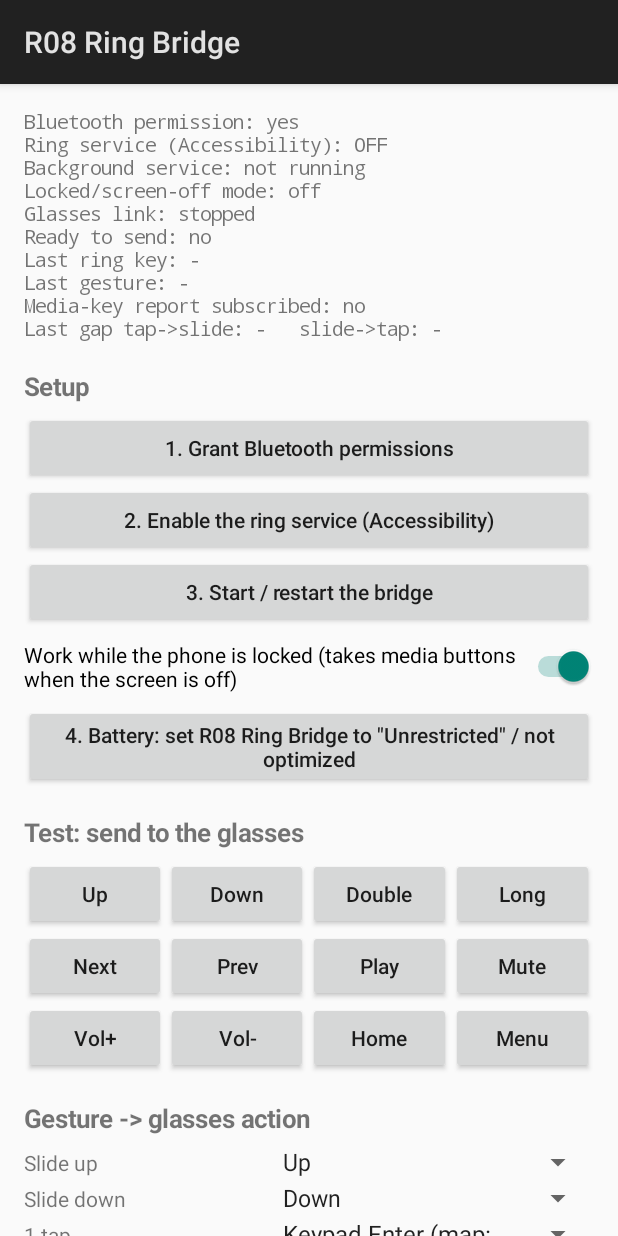
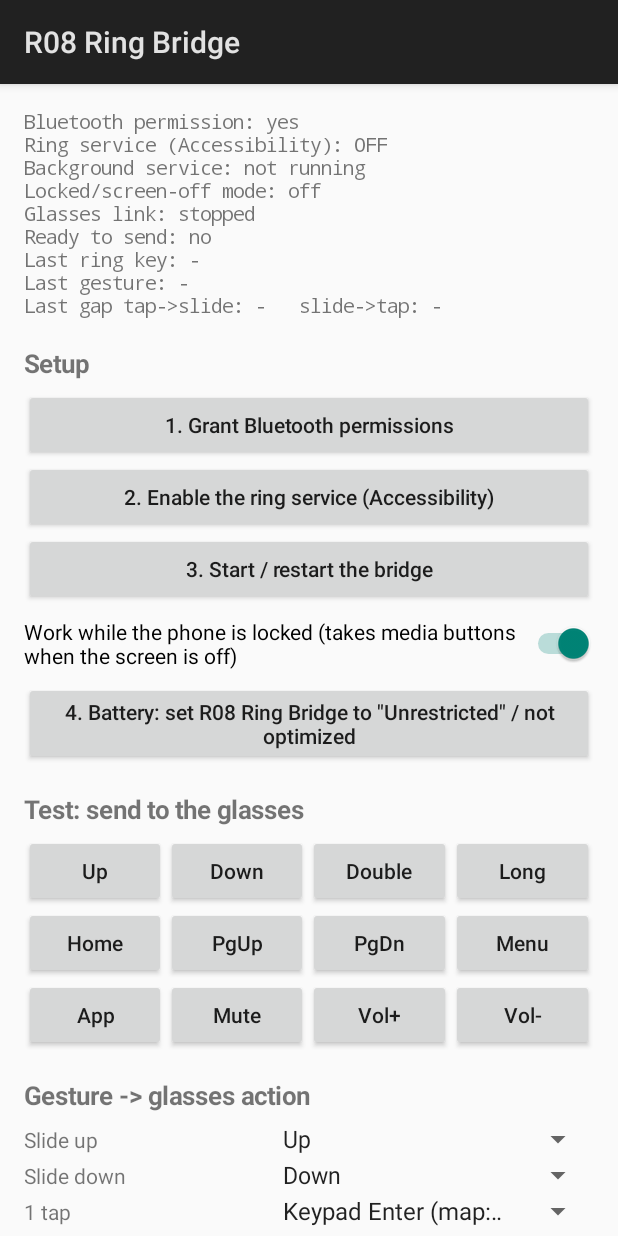
Before and after one commit to HelpGuedes/R08RingBridge, an Android app: the screen it shows after launch (MainActivity), after a tap on "Up", on a phone screen of 412 x 824 dp. Run offline under Robolectric (Android 15) with nearby library versions, the phone set to English and light mode, and no system bars.

Commit message:
Back to one HID report; extra keys Home/PgUp/PgDn/Menu/App/Mute/Vol

```diff
--- a/app/src/main/java/com/r08/ringbridge/Action.java
+++ b/app/src/main/java/com/r08/ringbridge/Action.java
@@ -3,10 +3,9 @@ package com.r08.ringbridge;
 /**
  * What the bridge sends to the glasses: one button in one of the bridge's two HID reports.
  *
- * Report 1 (keyboard): arrows, Enter = single press, Escape = back (glasses defaults), plus
- * Keypad Enter and Space.
- * Report 2 (media keys): Next, Previous, Play/Pause, Mute, Volume up/down, Home, Menu. The
- * glasses recognize these as keys, so the MemoMind app can record them for any action.
+ * One keyboard report (bits 0-15). Arrows, Enter = single press, Escape = back are glasses
+ * defaults. Bits 8-15 are extra keyboard keys (Home, Page up/down, Menu, Application, Mute,
+ * Volume up/down) for recording in the MemoMind app.
  */
 enum Action {
     NONE("Nothing", 0, -1, false),
@@ -19,14 +18,14 @@ enum Action {
     DOUBLE("Keypad Enter (map: double press)", 1, 6, false),
     LONG_PRESS("Space, held (map: long press)", 1, 7, true),
     LONG_DOUBLE("Keypad Enter, held", 1, 6, true),
-    MEDIA_NEXT("Media: Next", 2, 0, false),
-    MEDIA_PREV("Media: Previous", 2, 1, false),
-    MEDIA_PLAY_PAUSE("Media: Play/Pause", 2, 2, false),
-    MEDIA_MUTE("Media: Mute", 2, 3, false),
-    MEDIA_VOL_UP("Media: Volume up", 2, 4, false),
-    MEDIA_VOL_DOWN("Media: Volume down", 2, 5, false),
-    MEDIA_HOME("Media: Home", 2, 6, false),
-    MEDIA_MENU("Media: Menu", 2, 7, false);
+    KEY_HOME("Home", 1, 8, false),
+    KEY_PAGE_UP("Page up", 1, 9, false),
+    KEY_PAGE_DOWN("Page down", 1, 10, false),
+    KEY_MENU("Menu", 1, 11, false),
+    KEY_APPLICATION("Application key", 1, 12, false),
+    KEY_MUTE("Mute", 1, 13, false),
+    KEY_VOL_UP("Volume up", 1, 14, false),
+    KEY_VOL_DOWN("Volume down", 1, 15, false);
 
     final String label;
     final int report;
--- a/app/src/main/java/com/r08/ringbridge/BridgeCore.java
+++ b/app/src/main/java/com/r08/ringbridge/BridgeCore.java
@@ -214,7 +214,7 @@ final class BridgeCore implements HidPeripheral.Listener, GestureRecognizer.Sink
 
     void perform(Action a) {
         if (a == Action.NONE) return;
-        hid.sendKey(a.report, a.bit, a.held ? holdMs() : 90);
+        hid.sendKey(a.bit, a.held ? holdMs() : 90);
     }
 
     void startHid() { hid.start(); }
--- a/app/src/main/java/com/r08/ringbridge/HidPeripheral.java
+++ b/app/src/main/java/com/r08/ringbridge/HidPeripheral.java
@@ -32,17 +32,16 @@ import java.util.Set;
 import java.util.UUID;
 
 /**
- * The phone as a BLE HID device (HOGP) for the MemoMind glasses. Two input reports, the same
- * structure as the R08 ring itself (which the glasses handle):
+ * The phone as a BLE HID keyboard (HOGP device) for the MemoMind glasses.
  *
- * Report 1, Keyboard collection, 1 byte (unchanged from the first working version):
- *   bit0 Up 0x52, bit1 Down 0x51, bit2 Left 0x50, bit3 Right 0x4F,
- *   bit4 Enter 0x28, bit5 Escape 0x29, bit6 Keypad Enter 0x58, bit7 Space 0x2C
- * Report 2, Consumer Control collection, 1 byte, media keys the glasses recognize
- * (Next/Previous/Play-Pause/Mute were seen as real keys from the ring), so the MemoMind app
- * can record them:
- *   bit0 Next 0xB5, bit1 Previous 0xB6, bit2 Play/Pause 0xCD, bit3 Mute 0xE2,
- *   bit4 Volume Up 0xE9, bit5 Volume Down 0xEA, bit6 Home 0x223, bit7 Menu 0x40
+ * ONE input report (ID 1), 2 bytes, 16 one-bit keys. A single report is required: with a second
+ * report the glasses connect but receive no keys.
+ *   byte 0 (unchanged from the first working version):
+ *     bit0 Up 0x52, bit1 Down 0x51, bit2 Left 0x50, bit3 Right 0x4F,
+ *     bit4 Enter 0x28, bit5 Escape 0x29, bit6 Keypad Enter 0x58, bit7 Space 0x2C
+ *   byte 1, extra keys (keyboard keys the glasses have logical keys for):
+ *     bit8 Home 0x4A, bit9 Page Up 0x4B, bit10 Page Down 0x4E, bit11 Menu 0x76,
+ *     bit12 Application 0x65, bit13 Mute 0x7F, bit14 Volume Up 0x80, bit15 Volume Down 0x81
  */
 final class HidPeripheral {
     private static final String TAG = "RingBridgeHid";
@@ -66,9 +65,7 @@ final class HidPeripheral {
     static final UUID BATTERY_LEVEL = uuid16(0x2A19);
 
     static final byte KEYBOARD_REPORT_ID = 1;
-    static final byte CONSUMER_REPORT_ID = 2;
     static final byte[] REPORT_MAP_BYTES = {
-            // ---- Report 1: keyboard (byte-identical to the first working version)
             0x05, 0x01,             // Usage Page (Generic Desktop)
             0x09, 0x06,             // Usage (Keyboard)
             (byte) 0xA1, 0x01,      // Collection (Application)
@@ -87,24 +84,14 @@ final class HidPeripheral {
             0x75, 0x01,             //   Report Size (1)
             (byte) 0x95, 0x08,      //   Report Count (8)
             (byte) 0x81, 0x02,      //   Input (Data, Variable, Absolute)
-            (byte) 0xC0,            // End Collection
-
-            // ---- Report 2: media keys (Consumer Control), like the ring's own report
-            0x05, 0x0C,             // Usage Page (Consumer)
-            0x09, 0x01,             // Usage (Consumer Control)
-            (byte) 0xA1, 0x01,      // Collection (Application)
-            (byte) 0x85, CONSUMER_REPORT_ID, // Report ID (2)
-            0x09, (byte) 0xB5,      //   Usage (Scan Next Track)     bit0
-            0x09, (byte) 0xB6,      //   Usage (Scan Previous Track) bit1
-            0x09, (byte) 0xCD,      //   Usage (Play/Pause)          bit2
-            0x09, (byte) 0xE2,      //   Usage (Mute)                bit3
-            0x09, (byte) 0xE9,      //   Usage (Volume Increment)    bit4
-            0x09, (byte) 0xEA,      //   Usage (Volume Decrement)    bit5
-            0x0A, 0x23, 0x02,       //   Usage (AC Home)             bit6
-            0x09, 0x40,             //   Usage (Menu)                bit7
-            0x15, 0x00,             //   Logical Minimum (0)
-            0x25, 0x01,             //   Logical Maximum (1)
-            0x75, 0x01,             //   Report Size (1)
+            0x09, 0x4A,             //   Usage (Home)            bit8
+            0x09, 0x4B,             //   Usage (Page Up)         bit9
+            0x09, 0x4E,             //   Usage (Page Down)       bit10
+            0x09, 0x76,             //   Usage (Menu)            bit11
+            0x09, 0x65,             //   Usage (Application)     bit12
+            0x09, 0x7F,             //   Usage (Mute)            bit13
+            0x09, (byte) 0x80,      //   Usage (Volume Up)       bit14
+            0x09, (byte) 0x81,      //   Usage (Volume Down)     bit15
             (byte) 0x95, 0x08,      //   Report Count (8)
             (byte) 0x81, 0x02,      //   Input (Data, Variable, Absolute)
             (byte) 0xC0             // End Collection
@@ -125,12 +112,10 @@ final class HidPeripheral {
     private BluetoothGattServer server;
     private BluetoothLeAdvertiser advertiser;
     private BluetoothGattCharacteristic keyboardReport;
-    private BluetoothGattCharacteristic consumerReport;
     private final Map<BluetoothGattCharacteristic, byte[]> values = new IdentityHashMap<>();
     private final ArrayDeque<BluetoothGattService> pendingServices = new ArrayDeque<>();
     private final Set<BluetoothDevice> connected = new HashSet<>();
-    private final Set<BluetoothDevice> subscribed = new HashSet<>();      // keyboard report
-    private final Set<BluetoothDevice> subscribedMedia = new HashSet<>(); // media-key report
+    private final Set<BluetoothDevice> subscribed = new HashSet<>();
     private boolean advertising;
     private boolean nameInScanResponse;
     private long busyUntil;
@@ -182,7 +167,6 @@ final class HidPeripheral {
         server = null;
         connected.clear();
         subscribed.clear();
-        subscribedMedia.clear();
         setState("stopped");
     }
 
@@ -192,36 +176,36 @@ final class HidPeripheral {
 
     // ------------------------------------------------------------------ sending keys
 
-    /** Press one key of report 1 (keyboard) or 2 (media) for holdMs, then release. Presses never overlap. */
-    void sendKey(final int report, final int bit, final int holdMs) {
-        if (bit < 0 || bit > 7) return;
-        final boolean media = report == CONSUMER_REPORT_ID;
+    /** Press one key (bit 0-15) for holdMs, then release. Presses never overlap. */
+    void sendKey(final int bit, final int holdMs) {
+        if (bit < 0 || bit > 15) return;
         long now = SystemClock.uptimeMillis();
         long pressAt = Math.max(now, busyUntil);
         long releaseAt = pressAt + Math.max(30, holdMs);
         busyUntil = releaseAt + 60;
         handler.postAtTime(new Runnable() {
-            @Override public void run() { notifyReport(media, (byte) (1 << bit)); }
+            @Override public void run() {
+                int v = 1 << bit;
+                notifyReport(new byte[]{(byte) (v & 0xFF), (byte) ((v >> 8) & 0xFF)});
+            }
         }, pressAt);
         handler.postAtTime(new Runnable() {
-            @Override public void run() { notifyReport(media, (byte) 0); }
+            @Override public void run() { notifyReport(new byte[]{0, 0}); }
         }, releaseAt);
     }
 
     @SuppressWarnings("deprecation")
-    private void notifyReport(boolean media, byte b) {
-        BluetoothGattCharacteristic ch = media ? consumerReport : keyboardReport;
+    private void notifyReport(byte[] value) {
+        BluetoothGattCharacteristic ch = keyboardReport;
         if (server == null || ch == null) {
             if (listener != null) listener.onHidLog("NOT sent: HID server not running");
             return;
         }
-        byte[] value = {b};
         values.put(ch, value);
-        Set<BluetoothDevice> targets = new HashSet<>(media ? subscribedMedia : subscribed);
-        if (listener != null && b != 0) {
-            listener.onHidLog(targets.isEmpty()
-                    ? "NOT sent: glasses not subscribed to the " + (media ? "media" : "keyboard") + " report"
-                    : "sent " + (media ? "media key" : "key") + " to glasses");
+        Set<BluetoothDevice> targets = new HashSet<>(subscribed);
+        boolean press = value[0] != 0 || value[1] != 0;
+        if (listener != null && press) {
+            listener.onHidLog(targets.isEmpty() ? "NOT sent: glasses not subscribed" : "sent key to glasses");
         }
         for (BluetoothDevice d : targets) {
             try {
@@ -235,10 +219,6 @@ final class HidPeripheral {
                 setState("Missing Bluetooth permission");
             }
         }
-    }
-
-    boolean isMediaReady() {
-        return !subscribedMedia.isEmpty();
     }
 
     // ------------------------------------------------------------------ GATT database
@@ -263,15 +243,9 @@ final class HidPeripheral {
                 BluetoothGattCharacteristic.PERMISSION_READ_ENCRYPTED | BluetoothGattCharacteristic.PERMISSION_WRITE_ENCRYPTED,
                 new byte[]{0x01})); // report protocol
 
-        keyboardReport = inputReportCharacteristic(new byte[]{0});
-        consumerReport = inputReportCharacteristic(new byte[]{0});
+        keyboardReport = inputReportCharacteristic(new byte[]{0, 0});
         s.addCharacteristic(keyboardReport);
-        s.addCharacteristic(consumerReport);
         return s;
-    }
-
-    private boolean isMedia(BluetoothGattDescriptor d) {
-        return consumerReport != null && d.getCharacteristic() == consumerReport;
     }
 
     private BluetoothGattCharacteristic inputReportCharacteristic(byte[] initial) {
@@ -394,16 +368,12 @@ final class HidPeripheral {
                 @Override public void run() {
                     if (newState == BluetoothProfile.STATE_CONNECTED) {
                         connected.add(device);
-                        if (wasSubscribed(device)) { // bonded hosts may skip the CCCD writes
-                            subscribed.add(device);
-                            subscribedMedia.add(device);
-                        }
+                        if (wasSubscribed(device)) subscribed.add(device); // bonded hosts may skip the CCCD write
                         stopAdvertising();
                         setState("connected: " + describe(device));
                     } else if (newState == BluetoothProfile.STATE_DISCONNECTED) {
                         connected.remove(device);
                         subscribed.remove(device);
-                        subscribedMedia.remove(device);
                         setState("disconnected, advertising again");
                         if (connected.isEmpty()) startAdvertising();
                     }
@@ -423,10 +393,9 @@ final class HidPeripheral {
                                             BluetoothGattDescriptor descriptor) {
             byte[] v;
             if (CCCD.equals(descriptor.getUuid())) {
-                Set<BluetoothDevice> set = isMedia(descriptor) ? subscribedMedia : subscribed;
-                v = set.contains(device) ? new byte[]{1, 0} : new byte[]{0, 0};
+                v = subscribed.contains(device) ? new byte[]{1, 0} : new byte[]{0, 0};
             } else if (REPORT_REFERENCE.equals(descriptor.getUuid())) {
-                v = new byte[]{isMedia(descriptor) ? CONSUMER_REPORT_ID : KEYBOARD_REPORT_ID, 0x01}; // input report
+                v = new byte[]{KEYBOARD_REPORT_ID, 0x01}; // input report
             } else {
                 v = new byte[0];
             }
@@ -439,15 +408,8 @@ final class HidPeripheral {
                                              boolean responseNeeded, int offset, final byte[] value) {
             if (CCCD.equals(descriptor.getUuid())) {
                 final boolean on = value != null && value.length > 0 && (value[0] & 0x01) != 0;
-                final boolean media = isMedia(descriptor);
                 handler.post(new Runnable() {
                     @Override public void run() {
-                        if (media) {
-                            if (on) subscribedMedia.add(device); else subscribedMedia.remove(device);
-                            if (listener != null) listener.onHidLog("media-key report " + (on ? "subscribed" : "unsubscribed"));
-                            if (listener != null) listener.onHidStateChanged();
-                            return;
-                        }
                         if (on) subscribed.add(device); else subscribed.remove(device);
                         rememberSubscription(device, on);
                         setState(on ? "READY: glasses subscribed (" + describe(device) + ")"
--- a/app/src/main/java/com/r08/ringbridge/MainActivity.java
+++ b/app/src/main/java/com/r08/ringbridge/MainActivity.java
@@ -96,17 +96,17 @@ public class MainActivity extends Activity {
         LinearLayout padRow = new LinearLayout(this);
         padRow.setOrientation(LinearLayout.HORIZONTAL);
         root.addView(padRow);
-        testButton(padRow, "Next", Action.MEDIA_NEXT);
-        testButton(padRow, "Prev", Action.MEDIA_PREV);
-        testButton(padRow, "Play", Action.MEDIA_PLAY_PAUSE);
-        testButton(padRow, "Mute", Action.MEDIA_MUTE);
+        testButton(padRow, "Home", Action.KEY_HOME);
+        testButton(padRow, "PgUp", Action.KEY_PAGE_UP);
+        testButton(padRow, "PgDn", Action.KEY_PAGE_DOWN);
+        testButton(padRow, "Menu", Action.KEY_MENU);
         LinearLayout padRow2 = new LinearLayout(this);
         padRow2.setOrientation(LinearLayout.HORIZONTAL);
         root.addView(padRow2);
-        testButton(padRow2, "Vol+", Action.MEDIA_VOL_UP);
-        testButton(padRow2, "Vol-", Action.MEDIA_VOL_DOWN);
-        testButton(padRow2, "Home", Action.MEDIA_HOME);
-        testButton(padRow2, "Menu", Action.MEDIA_MENU);
+        testButton(padRow2, "App", Action.KEY_APPLICATION);
+        testButton(padRow2, "Mute", Action.KEY_MUTE);
+        testButton(padRow2, "Vol+", Action.KEY_VOL_UP);
+        testButton(padRow2, "Vol-", Action.KEY_VOL_DOWN);
 
         header("Gesture -> glasses action");
         for (int i = 0; i < GestureRecognizer.GESTURES.length; i++) {
@@ -164,7 +164,7 @@ public class MainActivity extends Activity {
                 + "\nReady to send: " + (core.hid.isReady() ? "yes" : "no")
                 + "\nLast ring key: " + core.lastKey
                 + "\nLast gesture: " + core.lastGesture
-                + "\nMedia-key report subscribed: " + (core.hid.isMediaReady() ? "yes" : "no")
+
 
                 + "\nLast gap tap->slide: " + gap(core.lastTapToSlideMs())
                 + "   slide->tap: " + gap(core.lastSlideToTapMs()));
```
Also changed, not shown: 1 other file.
